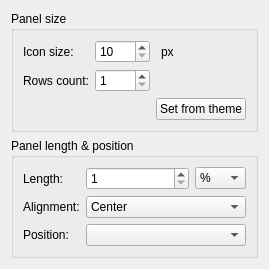
Before: the Qt Designer form panel/config/configpaneldialog.ui in lxqt/lxqt-panel, drawn with Qt 5.
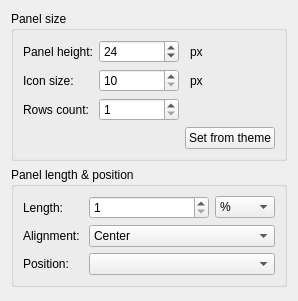
After: the same form once the commit is applied.

Commit message: Panel height handling

```diff
--- a/panel/config/configpaneldialog.ui
+++ b/panel/config/configpaneldialog.ui
@@ -6,8 +6,8 @@
    <rect>
     <x>0</x>
     <y>0</y>
-    <width>269</width>
-    <height>248</height>
+    <width>298</width>
+    <height>301</height>
    </rect>
   </property>
   <property name="windowTitle">
@@ -23,7 +23,7 @@
       <bool>false</bool>
      </property>
      <layout class="QGridLayout" name="gridLayout">
-      <item row="1" column="1" colspan="2">
+      <item row="2" column="1" colspan="2">
        <widget class="QSpinBox" name="spinBox_lineCount">
         <property name="minimum">
          <number>1</number>
@@ -33,14 +33,14 @@
         </property>
        </widget>
       </item>
-      <item row="2" column="3">
+      <item row="3" column="3">
        <widget class="QPushButton" name="button_fromTheme">
         <property name="text">
          <string>Set from theme</string>
         </property>
        </widget>
       </item>
-      <item row="0" column="3">
+      <item row="1" column="3">
        <widget class="QLabel" name="label_px">
         <property name="text">
          <string>px</string>
@@ -50,21 +50,21 @@
         </property>
        </widget>
       </item>
-      <item row="1" column="0">
+      <item row="2" column="0">
        <widget class="QLabel" name="label_lineCount">
         <property name="text">
          <string>Rows count:</string>
         </property>
        </widget>
       </item>
-      <item row="0" column="0">
+      <item row="1" column="0">
        <widget class="QLabel" name="label_iconSize">
         <property name="text">
          <string>Icon size:</string>
         </property>
        </widget>
       </item>
-      <item row="0" column="1" colspan="2">
+      <item row="1" column="1" colspan="2">
        <widget class="QSpinBox" name="spinBox_iconSize">
         <property name="minimum">
          <number>10</number>
@@ -74,6 +74,30 @@
         </property>
        </widget>
       </item>
+      <item row="0" column="0">
+       <widget class="QLabel" name="label">
+        <property name="text">
+         <string>Panel height:</string>
+        </property>
+       </widget>
+      </item>
+      <item row="0" column="3">
+       <widget class="QLabel" name="label_2">
+        <property name="text">
+         <string>px</string>
+        </property>
+        <property name="indent">
+         <number>5</number>
+        </property>
+       </widget>
+      </item>
+      <item row="0" column="1" colspan="2">
+       <widget class="QSpinBox" name="spinBox_panelHeight">
+        <property name="value">
+         <number>24</number>
+        </property>
+       </widget>
+      </item>
      </layout>
     </widget>
    </item>
```
The commit also changes 5 other files.
